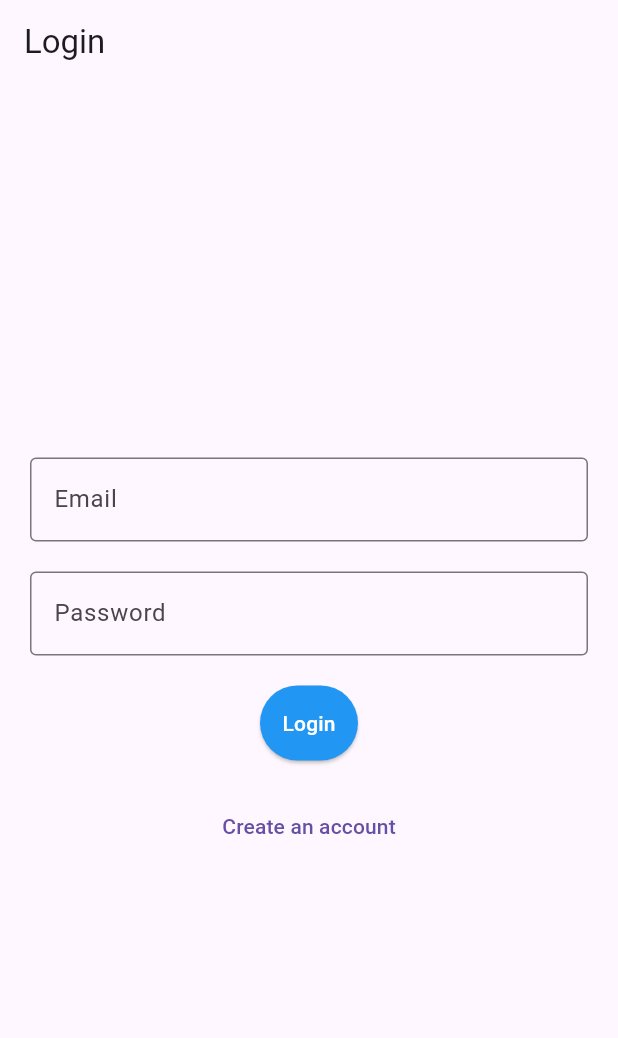
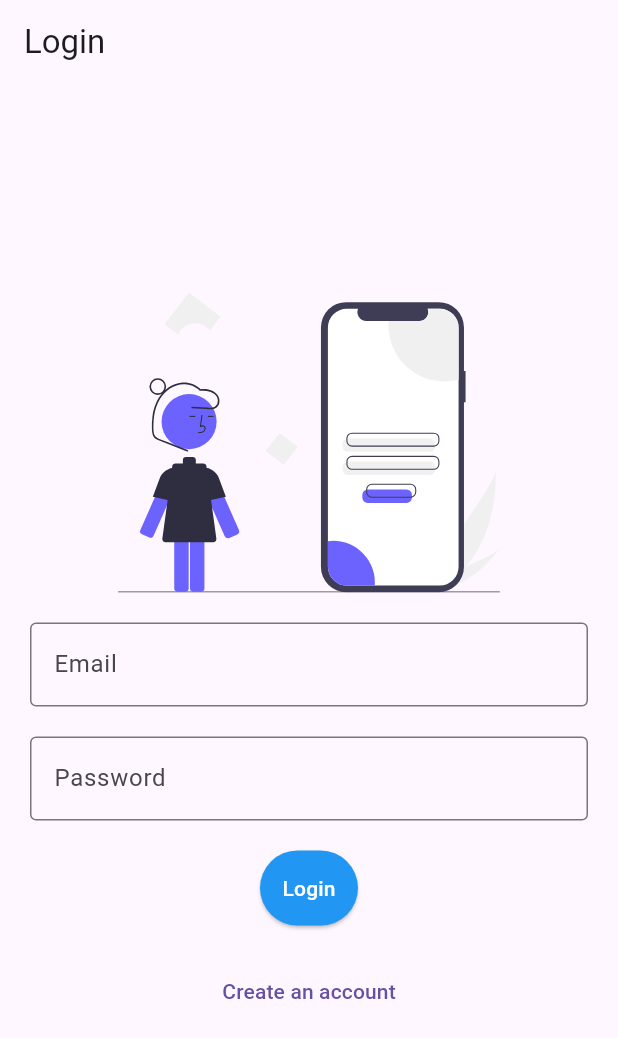
Before and after one commit to mohamedtarek231/ict_project2, a Flutter app: the HomeScreen screen opened directly, after a tap on the "logout" icon, on a phone screen of 412 x 824 dp. Shown: the top 1038 px of the screen. Run offline on Flutter 3.47's test engine with Material 3 defaults, Android fonts, the phone set to English and light mode, and no system bars; our stand-ins replace cloud_firestore, firebase_auth, firebase_core, flutter_svg; accounts and stored records are empty; network calls fail.

Commit message:
first ict project

```diff
--- /dev/null
+++ b/lib/data/data_source/upload_products_firebase.dart
@@ -0,0 +1,43 @@
+import 'dart:convert';
+
+import 'package:cloud_firestore/cloud_firestore.dart';
+import 'package:flutter_application_1/data/product_data_model.dart';
+import 'package:http/http.dart' as http;
+
+class UploadProductsFirebase {
+//!==================================parameters===========================================
+  List<ProductDataModel> productList = [];
+
+//!==================================functions===========================================
+
+  static Future<void> uploadProducts() async {
+    var url = Uri.parse('https://fakestoreapi.com/products');
+    var response = await http.get(url);
+
+    if (response.statusCode == 200) {
+      List<dynamic> myProducts = jsonDecode(response.body);
+      for (var items in myProducts) {
+        saveProductsToFirebase(items);
+      }
+    }
+  }
+
+//!=============================================================================
+  static Future saveProductsToFirebase(Map<String, dynamic> data) async {
+    await FirebaseFirestore.instance.collection('products').add(data);
+    getProductsFromFirebase() {}
+  }
+
+// !=============================================================================
+
+  Future<List<ProductDataModel>> getProductsFromFirebase() async {
+    QuerySnapshot<Map<String, dynamic>> getProducts =
+        await FirebaseFirestore.instance.collection('products').get();
+    for (var element in getProducts.docs) {
+      ProductDataModel model = ProductDataModel.fromMap(element.data());
+      productList.add(model);
+    }
+    print('productListlinght ${productList.length}');
+    return productList;
+  }
+}
--- a/lib/main.dart
+++ b/lib/main.dart
@@ -1,6 +1,7 @@
 import 'package:firebase_auth/firebase_auth.dart';
 import 'package:firebase_core/firebase_core.dart';
 import 'package:flutter/material.dart';
+import 'package:flutter_application_1/data/data_source/upload_products_firebase.dart';
 import 'package:flutter_application_1/firebase_options.dart';
 import 'package:flutter_application_1/ui/buttom_navigation_bar.dart';
 import 'package:flutter_application_1/ui/login_screen.dart';
@@ -10,6 +11,7 @@ void main() async {
   await Firebase.initializeApp(
     options: DefaultFirebaseOptions.currentPlatform,
   );
+  UploadProductsFirebase.uploadProducts();
   runApp(const MyApp());
 }
 
--- a/lib/ui/home_screen.dart
+++ b/lib/ui/home_screen.dart
@@ -1,6 +1,7 @@
 import 'package:firebase_auth/firebase_auth.dart';
 import 'package:flutter/material.dart';
-import 'package:flutter_application_1/data/data_source/product_data_source.dart';
+import 'package:flutter_application_1/data/data_source/upload_products_firebase.dart';
+import 'package:flutter_application_1/data/product_data_model.dart';
 import 'package:flutter_application_1/ui/login_screen.dart';
 
 class HomeScreen extends StatefulWidget {
@@ -11,18 +12,18 @@ class HomeScreen extends StatefulWidget {
 }
 
 class _HomeScreenState extends State<HomeScreen> {
-  @override
-  void initState() {
-    super.initState();
-    ProductDataSource.getProductsData().then((v) {
-      setState(() {});
-    });
-  }
+  // @override
+  // void initState() {
+  //   super.initState();
+  //   ProductDataSource.getProductsData().then((v) {
+  //     setState(() {});
+  //   });
+  // }
 
-  @override
-  void dispose() {
-    super.dispose();
-  }
+  // @override
+  // void dispose() {
+  //   super.dispose();
+  // }
 
   @override
   Widget build(BuildContext context) {
@@ -42,41 +43,76 @@ class _HomeScreenState extends State<HomeScreen> {
               icon: const Icon(Icons.logout))
         ],
       ),
-      body: ProductDataSource.isLoading
-          ? const Center(child: CircularProgressIndicator())
-          : ProductDataSource.isError
+      body: FutureBuilder<List<ProductDataModel>>(
+        future: UploadProductsFirebase().getProductsFromFirebase(),
+        builder: (context, snapshot) {
+          if (snapshot.connectionState == ConnectionState.waiting) {
+            return const Center(child: CircularProgressIndicator());
+          } else if (snapshot.connectionState == ConnectionState.done) {
+            return snapshot.data?.length == 0
                 ? const Center(
-                  child: Text('failed to fetch data'),
-                )
-              : ProductDataSource.ListOfProduct.isEmpty
-                  ? const Center(
-                      child: Text('no data found'),
+                    child: Text('Not Data Exists'),
                   )
                 : ListView.builder(
-                      itemCount: ProductDataSource.ListOfProduct.length,
+                    itemCount: snapshot.data!.length,
                     itemBuilder: (context, index) {
                       return ListTile(
                         leading: Image.network(
-                            ProductDataSource.ListOfProduct[index].image ?? '',
+                          snapshot.data?[index].image ?? '',
                           width: 50,
                           height: 100,
                         ),
                         title: Text(
-                            ProductDataSource.ListOfProduct[index].title ??
-                                'no title',
+                          snapshot.data?[index].title ?? 'no Title',
                           maxLines: 1,
                         ),
                         subtitle: Text(
-                            ProductDataSource
-                                    .ListOfProduct[index].description ??
-                                'no description',
+                          snapshot.data?[index].description ?? 'no Description',
                           maxLines: 2,
                         ),
-                          trailing: Text(
-                              '${ProductDataSource.ListOfProduct[index].price ?? 0.0}'),
+                        trailing: Text('\$${snapshot.data?[index].price}'),
                       );
                     },
+                  );
+          }
+          return const Text('field to fetch products');
+        },
       ),
+      // body: ProductDataSource.isLoading
+      //     ? const Center(child: CircularProgressIndicator())
+      //     : ProductDataSource.isError
+      //         ? const Center(
+      //             child: Text('failed to fetch data'),
+      //           )
+      //         : ProductDataSource.ListOfProduct.isEmpty
+      //             ? const Center(
+      //                 child: Text('no data found'),
+      //               )
+      //             : ListView.builder(
+      //                 itemCount: ProductDataSource.ListOfProduct.length,
+      //                 itemBuilder: (context, index) {
+      //                   return ListTile(
+      //                     leading: Image.network(
+      //                       ProductDataSource.ListOfProduct[index].image ?? '',
+      //                       width: 50,
+      //                       height: 100,
+      //                     ),
+      //                     title: Text(
+      //                       ProductDataSource.ListOfProduct[index].title ??
+      //                           'no title',
+      //                       maxLines: 1,
+      //                     ),
+      //                     subtitle: Text(
+      //                       ProductDataSource
+      //                               .ListOfProduct[index].description ??
+      //                           'no description',
+      //                       maxLines: 2,
+      //                     ),
+      //                     trailing: Text(
+      //                         '${ProductDataSource.ListOfProduct[index].price ?? 0.0}'),
+      //                   );
+      //                 },
+      //               ),
     );
   }
 }
--- a/lib/ui/login_screen.dart
+++ b/lib/ui/login_screen.dart
@@ -2,6 +2,7 @@ import 'package:flutter/material.dart';
 import 'package:flutter_application_1/data/data_source/login_data_source.dart';
 import 'package:flutter_application_1/ui/buttom_navigation_bar.dart';
 import 'package:flutter_application_1/ui/signup_screen.dart';
+import 'package:flutter_svg/flutter_svg.dart';
 
 class LoginScreen extends StatefulWidget {
   const LoginScreen({super.key});
@@ -30,6 +31,14 @@ class _LoginScreenState extends State<LoginScreen> {
           child: Column(
             mainAxisAlignment: MainAxisAlignment.center,
             children: [
+              SvgPicture.asset(
+                'assets/Svg/login.svg',
+                height: 200,
+                fit: BoxFit.cover,
+              ),
+              SizedBox(
+                height: 20,
+              ),
               TextFormField(
                 controller: emailController,
                 decoration: const InputDecoration(
--- a/pubspec.yaml
+++ b/pubspec.yaml
@@ -38,6 +38,8 @@ dependencies:
   http: ^1.2.2
   firebase_core: ^3.5.0
   firebase_auth: ^5.3.0
+  cloud_firestore: ^5.4.2
+  flutter_svg: ^2.0.10+1
 
 dev_dependencies:
   flutter_test:
```
Also changed, not shown: lib/data/data_source/signup_data_source.dart (+48 -3 lines), lib/data/product_data_model.dart (+20 -2 lines), lib/data/user_model.dart (+29 -26 lines), lib/ui/profile_screen.dart (+54 -40 lines), lib/ui/signup_screen.dart (+44 -3 lines), lib/ui/widgets/card_info_user.dart (added, +30 -0 lines), assets/Svg/login.svg (added), assets/Svg/signup.svg (added), pubspec.lock, 3 other files. Lines whose indentation alone changed are shown as unchanged.
